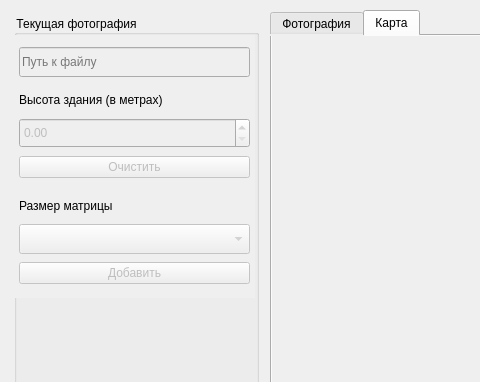
Before: the Qt Designer form interface/ui.ui in NasyaS/Diplom, drawn with Qt 5; both pictures show x 0 to 480 and y 0 to 382 of the 890 by 747 pixel window.
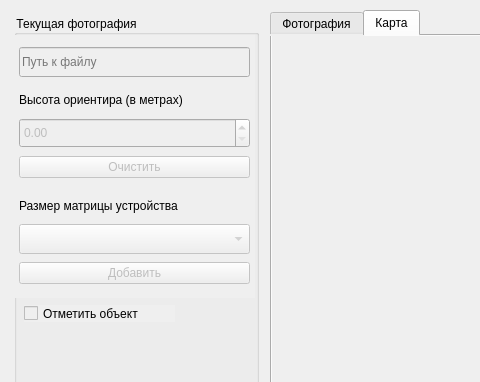
After: the same form once the commit is applied. The open tabs and pages were chosen to show the change. Custom widgets are drawn as their Qt base class.

The edit to the form file:
```diff
--- a/interface/ui.ui
+++ b/interface/ui.ui
@@ -128,7 +128,7 @@
                 </size>
                </property>
                <property name="text">
-                <string>Высота здания (в метрах)</string>
+                <string>Высота ориентира (в метрах)</string>
                </property>
                <property name="margin">
                 <number>5</number>
@@ -176,7 +176,7 @@
                 </size>
                </property>
                <property name="text">
-                <string>Размер матрицы</string>
+                <string>Размер матрицы устройства</string>
                </property>
                <property name="margin">
                 <number>5</number>
@@ -234,6 +234,19 @@
              </item>
             </layout>
            </widget>
+           <widget class="QCheckBox" name="checkBox">
+            <property name="geometry">
+             <rect>
+              <x>10</x>
+              <y>290</y>
+              <width>151</width>
+              <height>17</height>
+             </rect>
+            </property>
+            <property name="text">
+             <string>Отметить объект</string>
+            </property>
+           </widget>
           </widget>
          </item>
         </layout>
```
Left out of the diff: 8 changed lines with no effect on the pictures.
